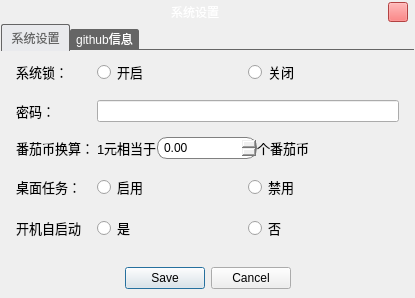
First picture: the form in gui/settingDialog.ui, repository WatsonJay/tomato_farm, before the edit.
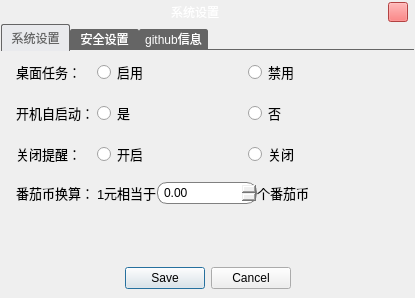
Second picture: the form after the edit. Icons and pictures are not drawn.

```diff
--- a/gui/settingDialog.ui
+++ b/gui/settingDialog.ui
@@ -245,7 +245,7 @@
            <number>15</number>
           </property>
           <item row="0" column="0">
-           <widget class="QLabel" name="label_7">
+           <widget class="QLabel" name="label_6">
             <property name="font">
              <font>
               <family>Microsoft YaHei UI</family>
@@ -253,14 +253,14 @@
              </font>
             </property>
             <property name="text">
-             <string>系统锁：</string>
+             <string>桌面任务：</string>
             </property>
            </widget>
           </item>
           <item row="0" column="1">
-           <layout class="QHBoxLayout" name="horizontalLayout_2">
+           <layout class="QHBoxLayout" name="horizontalLayout_4">
             <item>
-             <widget class="QRadioButton" name="sysLockOnButton">
+             <widget class="QRadioButton" name="todoOnButton">
               <property name="font">
                <font>
                 <family>Microsoft YaHei UI</family>
@@ -268,7 +268,7 @@
                </font>
               </property>
               <property name="text">
-               <string>开启</string>
+               <string>启用</string>
               </property>
               <attribute name="buttonGroup">
                <string notr="true">buttonGroup</string>
@@ -276,7 +276,7 @@
              </widget>
             </item>
             <item>
-             <widget class="QRadioButton" name="sysLockOffButton">
+             <widget class="QRadioButton" name="todoOffButton">
               <property name="font">
                <font>
                 <family>Microsoft YaHei UI</family>
@@ -284,7 +284,7 @@
                </font>
               </property>
               <property name="text">
-               <string>关闭</string>
+               <string>禁用</string>
               </property>
               <attribute name="buttonGroup">
                <string notr="true">buttonGroup</string>
@@ -294,7 +294,7 @@
            </layout>
           </item>
           <item row="1" column="0">
-           <widget class="QLabel" name="label_2">
+           <widget class="QLabel" name="label_8">
             <property name="font">
              <font>
               <family>Microsoft YaHei UI</family>
@@ -302,18 +302,60 @@
              </font>
             </property>
             <property name="text">
-             <string>密码：</string>
-            </property>
-           </widget>
-          </item>
-          <item row="1" column="1">
-           <widget class="QLineEdit" name="sysLockPassEdit">
-            <property name="echoMode">
-             <enum>QLineEdit::Password</enum>
+             <string>开机自启动：</string>
             </property>
            </widget>
           </item>
           <item row="2" column="0">
+           <widget class="QLabel" name="label_9">
+            <property name="font">
+             <font>
+              <family>Microsoft YaHei</family>
+              <pointsize>10</pointsize>
+             </font>
+            </property>
+            <property name="text">
+             <string>关闭提醒：</string>
+            </property>
+           </widget>
+          </item>
+          <item row="1" column="1">
+           <layout class="QHBoxLayout" name="horizontalLayout_5">
+            <item>
+             <widget class="QRadioButton" name="autoOnButton">
+              <property name="font">
+               <font>
+                <family>Microsoft YaHei UI</family>
+                <pointsize>10</pointsize>
+               </font>
+              </property>
+              <property name="text">
+               <string>是</string>
+              </property>
+              <attribute name="buttonGroup">
+               <string notr="true">buttonGroup_3</string>
+              </attribute>
+             </widget>
+            </item>
+            <item>
+             <widget class="QRadioButton" name="autoOffButton">
+              <property name="font">
+               <font>
+                <family>Microsoft YaHei UI</family>
+                <pointsize>10</pointsize>
+               </font>
+              </property>
+              <property name="text">
+               <string>否</string>
+              </property>
+              <attribute name="buttonGroup">
+               <string notr="true">buttonGroup_3</string>
+              </attribute>
+             </widget>
+            </item>
+           </layout>
+          </item>
+          <item row="3" column="0">
            <widget class="QLabel" name="label_3">
             <property name="font">
              <font>
@@ -327,6 +369,42 @@
            </widget>
           </item>
           <item row="2" column="1">
+           <layout class="QHBoxLayout" name="horizontalLayout_6">
+            <item>
+             <widget class="QRadioButton" name="closeTipOnButton">
+              <property name="font">
+               <font>
+                <family>Microsoft YaHei</family>
+                <pointsize>10</pointsize>
+               </font>
+              </property>
+              <property name="text">
+               <string>开启</string>
+              </property>
+              <attribute name="buttonGroup">
+               <string notr="true">buttonGroup_4</string>
+              </attribute>
+             </widget>
+            </item>
+            <item>
+             <widget class="QRadioButton" name="closeTipOffButton">
+              <property name="font">
+               <font>
+                <family>Microsoft YaHei</family>
+                <pointsize>10</pointsize>
+               </font>
+              </property>
+              <property name="text">
+               <string>关闭</string>
+              </property>
+              <attribute name="buttonGroup">
+               <string notr="true">buttonGroup_4</string>
+              </attribute>
+             </widget>
+            </item>
+           </layout>
+          </item>
+          <item row="3" column="1">
            <layout class="QHBoxLayout" name="horizontalLayout_3">
             <item>
              <widget class="QLabel" name="label_4">
@@ -420,8 +498,34 @@
             </item>
            </layout>
           </item>
-          <item row="3" column="0">
-           <widget class="QLabel" name="label_6">
+         </layout>
+        </widget>
+        <widget class="QWidget" name="safeTab">
+         <property name="styleSheet">
+          <string notr="true">QWidget&gt;QLineEdit{
+	border:1px solid gray;
+    border-radius:10px;
+    padding:2px 4px;
+}</string>
+         </property>
+         <attribute name="title">
+          <string>安全设置</string>
+         </attribute>
+         <layout class="QFormLayout" name="formLayout_3">
+          <property name="horizontalSpacing">
+           <number>3</number>
+          </property>
+          <property name="verticalSpacing">
+           <number>15</number>
+          </property>
+          <property name="leftMargin">
+           <number>15</number>
+          </property>
+          <property name="rightMargin">
+           <number>15</number>
+          </property>
+          <item row="0" column="0">
+           <widget class="QLabel" name="label_7">
             <property name="font">
              <font>
               <family>Microsoft YaHei UI</family>
@@ -429,48 +533,12 @@
              </font>
             </property>
             <property name="text">
-             <string>桌面任务：</string>
+             <string>系统锁：</string>
             </property>
            </widget>
           </item>
-          <item row="3" column="1">
-           <layout class="QHBoxLayout" name="horizontalLayout_4">
-            <item>
-             <widget class="QRadioButton" name="todoOnButton">
-              <property name="font">
-               <font>
-                <family>Microsoft YaHei UI</family>
-                <pointsize>10</pointsize>
-               </font>
-              </property>
-              <property name="text">
-               <string>启用</string>
-              </property>
-              <attribute name="buttonGroup">
-               <string notr="true">buttonGroup_2</string>
-              </attribute>
-             </widget>
-            </item>
-            <item>
-             <widget class="QRadioButton" name="todoOffButton">
-              <property name="font">
-               <font>
-                <family>Microsoft YaHei UI</family>
-                <pointsize>10</pointsize>
-               </font>
-              </property>
-              <property name="text">
-               <string>禁用</string>
-              </property>
-              <attribute name="buttonGroup">
-               <string notr="true">buttonGroup_2</string>
-              </attribute>
-             </widget>
-            </item>
-           </layout>
-          </item>
-          <item row="4" column="0">
-           <widget class="QLabel" name="label_8">
+          <item row="1" column="0">
+           <widget class="QLabel" name="label_2">
             <property name="font">
              <font>
               <family>Microsoft YaHei UI</family>
@@ -478,14 +546,21 @@
              </font>
             </property>
             <property name="text">
-             <string>开机自启动</string>
+             <string>密码：</string>
             </property>
            </widget>
           </item>
-          <item row="4" column="1">
-           <layout class="QHBoxLayout" name="horizontalLayout_5">
+          <item row="1" column="1">
+           <widget class="QLineEdit" name="sysLockPassEdit">
+            <property name="echoMode">
+             <enum>QLineEdit::Password</enum>
+            </property>
+           </widget>
+          </item>
+          <item row="0" column="1">
+           <layout class="QHBoxLayout" name="horizontalLayout_2">
             <item>
-             <widget class="QRadioButton" name="autoOnButton">
+             <widget class="QRadioButton" name="sysLockOnButton">
               <property name="font">
                <font>
                 <family>Microsoft YaHei UI</family>
@@ -493,12 +568,12 @@
                </font>
               </property>
               <property name="text">
-               <string>是</string>
+               <string>开启</string>
               </property>
              </widget>
             </item>
             <item>
-             <widget class="QRadioButton" name="autoOffButton">
+             <widget class="QRadioButton" name="sysLockOffButton">
               <property name="font">
                <font>
                 <family>Microsoft YaHei UI</family>
@@ -506,7 +581,7 @@
                </font>
               </property>
               <property name="text">
-               <string>否</string>
+               <string>关闭</string>
               </property>
              </widget>
             </item>
```
Left out of the diff: 8 changed lines with no effect on the pictures.
